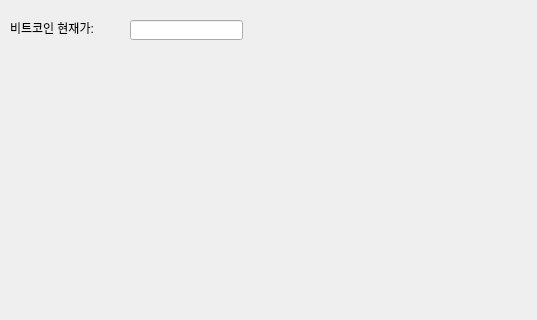
Old version of the form 1665/window.ui in the repository 6894556/PyQt; both pictures show x 0 to 537 and y 0 to 320 of the 800 by 600 pixel window.
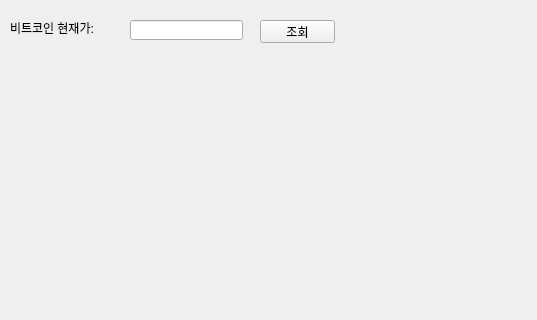
New version of the form.

What changed in the file:
```diff
--- a/1665/window.ui
+++ b/1665/window.ui
@@ -37,6 +37,19 @@
      </rect>
     </property>
    </widget>
+   <widget class="QPushButton" name="pushButton">
+    <property name="geometry">
+     <rect>
+      <x>260</x>
+      <y>20</y>
+      <width>75</width>
+      <height>23</height>
+     </rect>
+    </property>
+    <property name="text">
+     <string>조회</string>
+    </property>
+   </widget>
   </widget>
   <widget class="QStatusBar" name="statusbar"/>
  </widget>
```
